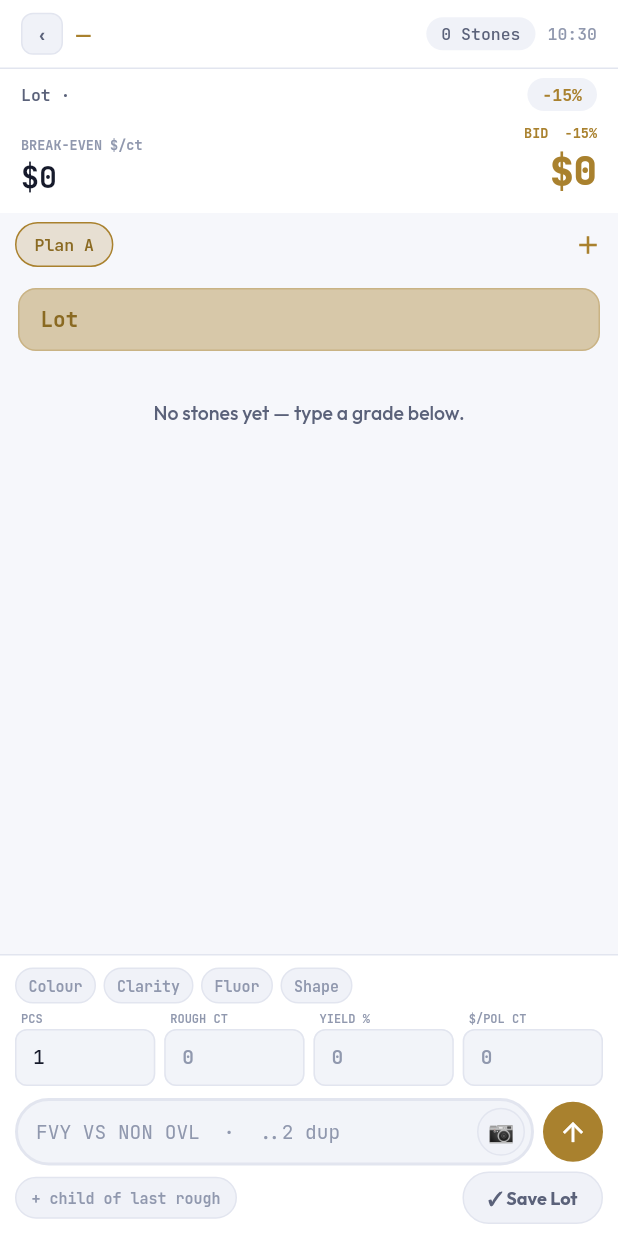
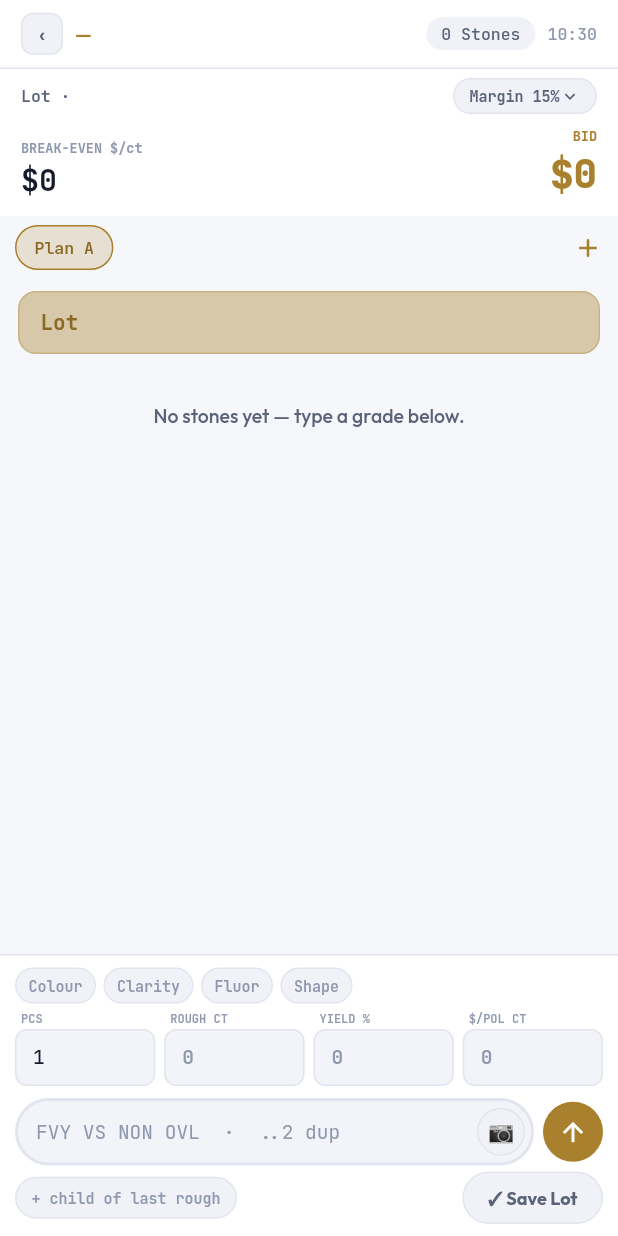
Before and after one commit to yuvarajk89/tender-mobile-app, a Flutter app: the PocLotEntryPage screen opened directly with empty values, on a phone screen of 412 x 824 dp. Run offline on Flutter 3.47's test engine with Material 3 defaults, Android fonts, the phone set to English and light mode, and no system bars; our stand-ins replace equatable, flutter_riverpod, go_router, google_fonts, image_picker, shared_preferences; accounts and stored records are empty.

Commit message:
Lot entry header: clearer 'Margin 15%' control, drop duplicate -15% on BID label
Co-Authored-By: Claude Opus 4.8 (1M context) <noreply@anthropic.com>

```diff
--- a/lib/features/lot/presentation/poc_lot_entry_page.dart
+++ b/lib/features/lot/presentation/poc_lot_entry_page.dart
@@ -729,7 +729,7 @@ class _PocLotEntryPageState extends ConsumerState<PocLotEntryPage> {
             ]),
           ),
           Column(crossAxisAlignment: CrossAxisAlignment.end, children: [
-            Text('BID  −${Fmt.percent(margin)}',
+            Text('BID',
                 style: _P.mono(size: 9, w: FontWeight.w700, color: _P.accent)),
             Text(Fmt.money(v.bid),
                 style: _P.mono(size: 26, w: FontWeight.w800, color: _P.accent)),
@@ -751,11 +751,16 @@ class _PocLotEntryPageState extends ConsumerState<PocLotEntryPage> {
                     style: _P.ui(color: _P.t1))),
         ],
         child: Container(
-          padding: const EdgeInsets.symmetric(horizontal: 10, vertical: 3),
+          padding: const EdgeInsets.symmetric(horizontal: 10, vertical: 4),
           decoration: BoxDecoration(
-              color: _P.elevated, borderRadius: BorderRadius.circular(20)),
-          child: Text('−${Fmt.percent(margin)}',
-              style: _P.mono(size: 11, w: FontWeight.w700, color: _P.accent)),
+              color: _P.elevated,
+              borderRadius: BorderRadius.circular(20),
+              border: Border.all(color: _P.border)),
+          child: Row(mainAxisSize: MainAxisSize.min, children: [
+            Text('Margin ${Fmt.percent(margin)}',
+                style: _P.mono(size: 10, w: FontWeight.w700, color: _P.t2)),
+            Icon(Icons.expand_more, size: 14, color: _P.t2),
+          ]),
         ),
       );
 
--- a/pubspec.yaml
+++ b/pubspec.yaml
@@ -1,7 +1,7 @@
 name: donda_diamond
 description: "Donda Diamond ERP — rough-diamond tender evaluation (mobile/tablet/web)"
 publish_to: 'none'
-version: 0.1.3+4   # 10 tenders, real BDM-2604 lots, lot thumbnails
+version: 0.1.4+5   # clearer margin control (removed duplicate -15%)
 
 environment:
   sdk: '>=3.4.0 <4.0.0'
```
